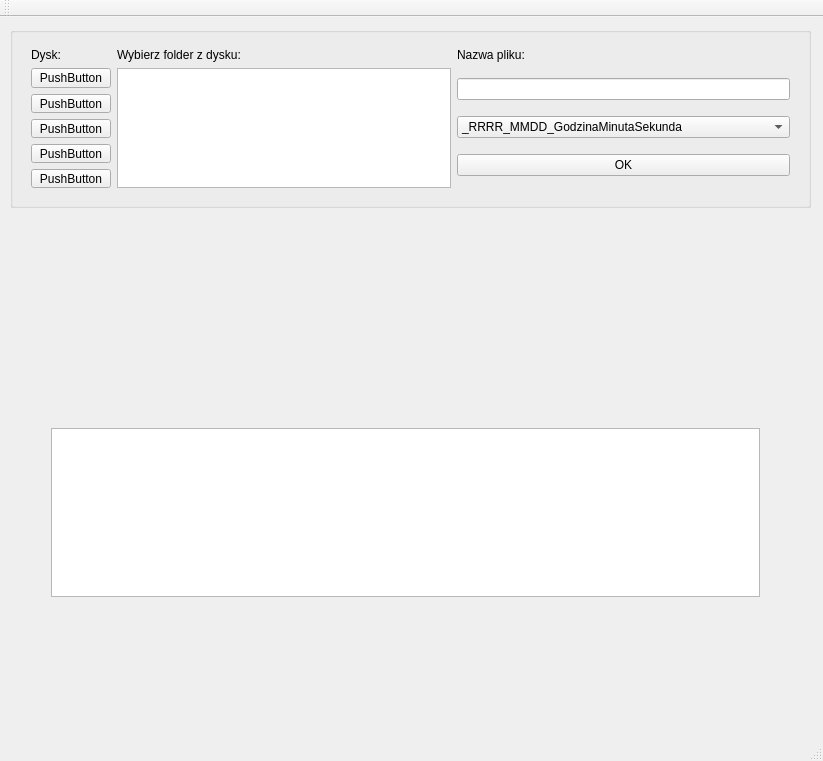
Above: Fotosy/mainwindow.ui from gorecrob/fotosywqt before the change. Below: the same form after it.
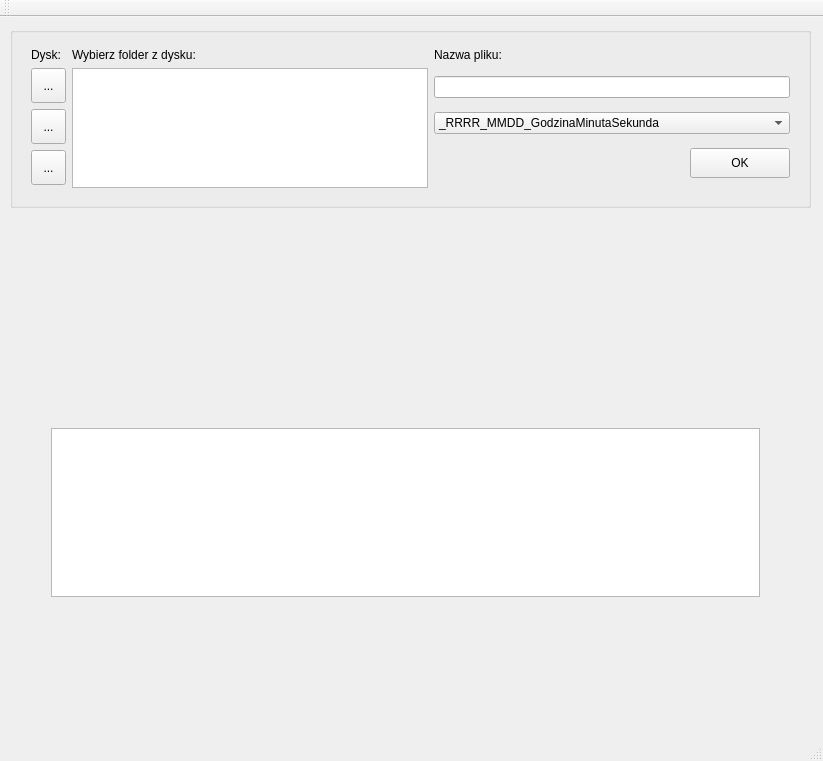
That is the form after the change.

```diff
--- a/Fotosy/mainwindow.ui
+++ b/Fotosy/mainwindow.ui
@@ -97,6 +97,21 @@
         </item>
         <item>
          <widget class="QPushButton" name="pushButton">
+          <property name="sizePolicy">
+           <sizepolicy hsizetype="Preferred" vsizetype="Preferred">
+            <horstretch>0</horstretch>
+            <verstretch>0</verstretch>
+           </sizepolicy>
+          </property>
+          <property name="maximumSize">
+           <size>
+            <width>100</width>
+            <height>30</height>
+           </size>
+          </property>
+          <property name="layoutDirection">
+           <enum>Qt::RightToLeft</enum>
+          </property>
           <property name="text">
            <string>OK</string>
           </property>
@@ -128,37 +143,77 @@
       <item row="1" column="0">
        <layout class="QVBoxLayout" name="verticalLayout_2">
         <item>
-         <widget class="QPushButton" name="pushButton_3">
-          <property name="text">
-           <string>PushButton</string>
+         <widget class="QToolButton" name="toolButton">
+          <property name="sizePolicy">
+           <sizepolicy hsizetype="Preferred" vsizetype="Preferred">
+            <horstretch>27</horstretch>
+            <verstretch>27</verstretch>
+           </sizepolicy>
           </property>
-         </widget>
-        </item>
-        <item>
-         <widget class="QPushButton" name="pushButton_5">
-          <property name="text">
-           <string>PushButton</string>
+          <property name="minimumSize">
+           <size>
+            <width>35</width>
+            <height>35</height>
+           </size>
           </property>
-         </widget>
-        </item>
-        <item>
-         <widget class="QPushButton" name="pushButton_6">
+          <property name="maximumSize">
+           <size>
+            <width>35</width>
+            <height>35</height>
+           </size>
+          </property>
           <property name="text">
-           <string>PushButton</string>
+           <string>...</string>
           </property>
          </widget>
         </item>
         <item>
-         <widget class="QPushButton" name="pushButton_4">
+         <widget class="QToolButton" name="toolButton_3">
+          <property name="sizePolicy">
+           <sizepolicy hsizetype="Preferred" vsizetype="Preferred">
+            <horstretch>27</horstretch>
+            <verstretch>27</verstretch>
+           </sizepolicy>
+          </property>
+          <property name="minimumSize">
+           <size>
+            <width>35</width>
+            <height>35</height>
+           </size>
+          </property>
+          <property name="maximumSize">
+           <size>
+            <width>35</width>
+            <height>35</height>
+           </size>
+          </property>
           <property name="text">
-           <string>PushButton</string>
+           <string>...</string>
           </property>
          </widget>
         </item>
         <item>
-         <widget class="QPushButton" name="pushButton_2">
+         <widget class="QToolButton" name="toolButton_2">
+          <property name="sizePolicy">
+           <sizepolicy hsizetype="Preferred" vsizetype="Preferred">
+            <horstretch>27</horstretch>
+            <verstretch>27</verstretch>
+           </sizepolicy>
+          </property>
+          <property name="minimumSize">
+           <size>
+            <width>35</width>
+            <height>35</height>
+           </size>
+          </property>
+          <property name="maximumSize">
+           <size>
+            <width>35</width>
+            <height>35</height>
+           </size>
+          </property>
           <property name="text">
-           <string>PushButton</string>
+           <string>...</string>
           </property>
          </widget>
         </item>
```
